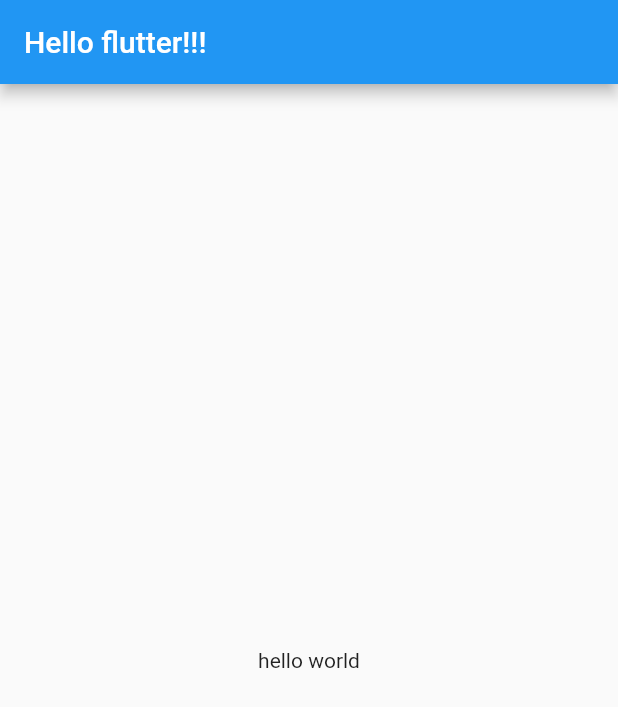
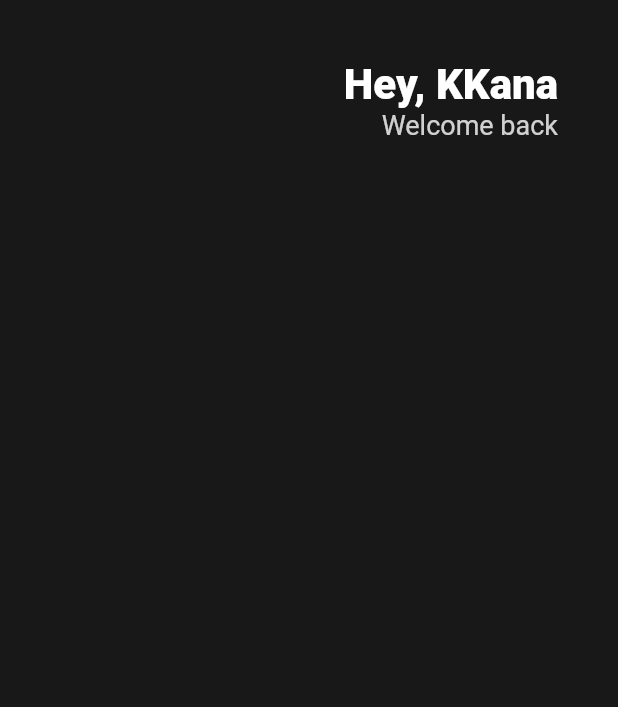
Before and after one commit to kanaheo/flutter_dart_practice, a Flutter app: the screen it shows after launch, on a phone screen of 412 x 824 dp. Shown: the top 707 px of the screen. Run offline on Flutter 3.47's test engine with Material 2 defaults, Android fonts, the phone set to English and light mode, and no system bars.

Commit message:
app header editing

```diff
--- a/lib/main.dart
+++ b/lib/main.dart
@@ -9,11 +9,41 @@ class App extends StatelessWidget {
   Widget build(BuildContext context) {
     return MaterialApp(
       home: Scaffold(
-        appBar: AppBar(
-          title: Text("Hello flutter!!!"),
-        ),
-        body: Center(
-          child: Text("hello world"),
+        backgroundColor: Color(0xFF181818),
+        body: Padding(
+          padding: EdgeInsets.symmetric(
+            horizontal: 40,
+          ),
+          child: Column(
+            children: [
+              SizedBox(
+                height: 40,
+              ),
+              Row(
+                mainAxisAlignment: MainAxisAlignment.end,
+                children: [
+                  Column(
+                    crossAxisAlignment: CrossAxisAlignment.end,
+                    children: [
+                      Text(
+                        "Hey, KKana",
+                        style: TextStyle(
+                          color: Colors.white,
+                          fontSize: 28,
+                          fontWeight: FontWeight.w800,
+                        ),
+                      ),
+                      Text("Welcome back",
+                          style: TextStyle(
+                            color: Colors.white.withOpacity(0.8),
+                            fontSize: 18,
+                          )),
+                    ],
+                  )
+                ],
+              )
+            ],
+          ),
         ),
       ),
     );
```
